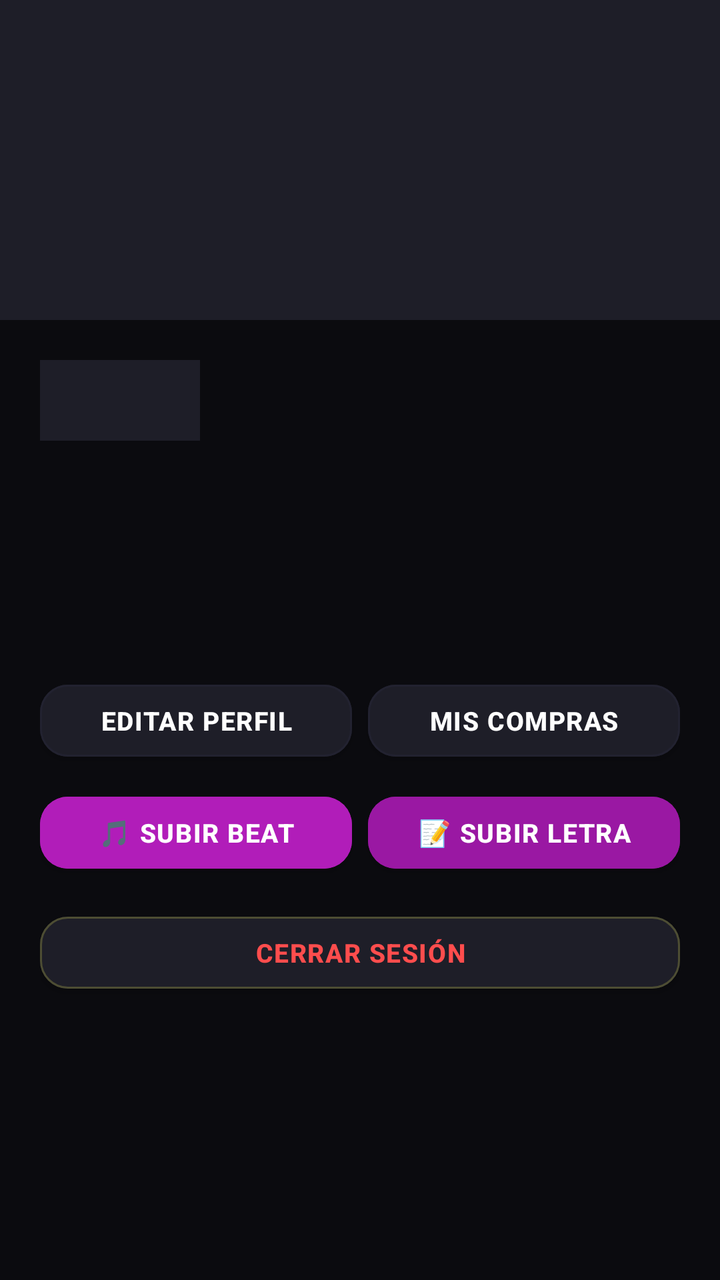
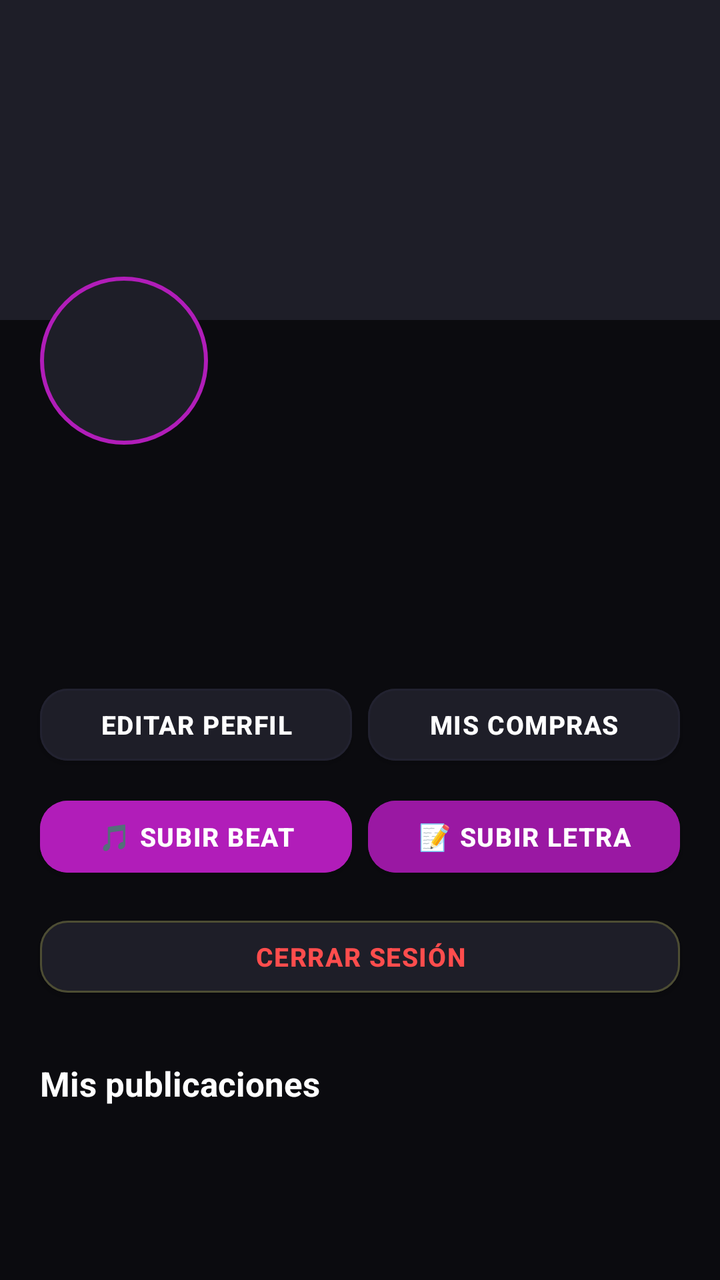

Compare the two renders of this Android layout. The source of the first and the diff that turns it into the second are given below.
<!-- AndroidManifest.xml: application theme Theme.LETMCSound -->
<!-- res/layout/fragment_profile.xml -->
<?xml version="1.0" encoding="utf-8"?>
<ScrollView xmlns:android="http://schemas.android.com/apk/res/android"
    xmlns:app="http://schemas.android.com/apk/res-auto"
    android:layout_width="match_parent"
    android:layout_height="match_parent"
    android:background="@color/bg_main">

    <LinearLayout
        android:layout_width="match_parent"
        android:layout_height="wrap_content"
        android:orientation="vertical">

        
        <ImageView
            android:id="@+id/iv_cover"
            android:layout_width="match_parent"
            android:layout_height="160dp"
            android:scaleType="centerCrop"
            android:background="@color/bg_elevated"/>

        <LinearLayout
            android:layout_width="match_parent"
            android:layout_height="wrap_content"
            android:orientation="vertical"
            android:padding="20dp">

            
            <ImageView
                android:id="@+id/iv_avatar"
                android:layout_width="80dp"
                android:layout_height="80dp"
                android:scaleType="centerCrop"
                android:background="@color/bg_elevated"
                android:layout_marginTop="-40dp"/>

            <TextView
                android:id="@+id/tv_name"
                android:layout_width="wrap_content"
                android:layout_height="wrap_content"
                android:textColor="@color/text_primary"
                android:textSize="22sp"
                android:textStyle="bold"
                android:layout_marginTop="12dp"/>

            <TextView
                android:id="@+id/tv_location"
                android:layout_width="wrap_content"
                android:layout_height="wrap_content"
                android:textColor="@color/text_secondary"
                android:textSize="13sp"
                android:layout_marginTop="4dp"/>

            <TextView
                android:id="@+id/tv_bio"
                android:layout_width="match_parent"
                android:layout_height="wrap_content"
                android:textColor="@color/text_secondary"
                android:textSize="14sp"
                android:layout_marginTop="10dp"
                android:lineSpacingMultiplier="1.4"/>

            
            <LinearLayout
                android:layout_width="match_parent"
                android:layout_height="wrap_content"
                android:orientation="horizontal"
                android:layout_marginTop="24dp">

                <com.google.android.material.button.MaterialButton
                    android:id="@+id/btn_edit_profile"
                    android:layout_width="0dp"
                    android:layout_height="48dp"
                    android:layout_weight="1"
                    android:text="Editar perfil"
                    android:backgroundTint="@color/bg_elevated"
                    android:textColor="@color/text_primary"
                    android:textSize="13sp"
                    app:cornerRadius="14dp"
                    app:strokeColor="@color/border"
                    app:strokeWidth="1dp"
                    android:layout_marginEnd="8dp"/>

                <com.google.android.material.button.MaterialButton
                    android:id="@+id/btn_sales_history"
                    android:layout_width="0dp"
                    android:layout_height="48dp"
                    android:layout_weight="1"
                    android:text="Mis compras"
                    android:backgroundTint="@color/bg_elevated"
                    android:textColor="@color/text_primary"
                    android:textSize="13sp"
                    app:cornerRadius="14dp"
                    app:strokeColor="@color/border"
                    app:strokeWidth="1dp"/>
            </LinearLayout>

            
            <LinearLayout
                android:layout_width="match_parent"
                android:layout_height="wrap_content"
                android:orientation="horizontal"
                android:layout_marginTop="8dp">

                <com.google.android.material.button.MaterialButton
                    android:id="@+id/btn_upload_beat"
                    android:layout_width="0dp"
                    android:layout_height="48dp"
                    android:layout_weight="1"
                    android:text="🎵 Subir beat"
                    android:backgroundTint="@color/accent"
                    android:textColor="@color/white"
                    android:textSize="13sp"
                    app:cornerRadius="14dp"
                    android:layout_marginEnd="8dp"/>

                <com.google.android.material.button.MaterialButton
                    android:id="@+id/btn_upload_lyric"
                    android:layout_width="0dp"
                    android:layout_height="48dp"
                    android:layout_weight="1"
                    android:text="📝 Subir letra"
                    android:backgroundTint="@color/accent_dark"
                    android:textColor="@color/white"
                    android:textSize="13sp"
                    app:cornerRadius="14dp"/>
            </LinearLayout>

            <com.google.android.material.button.MaterialButton
                android:id="@+id/btn_logout"
                android:layout_width="match_parent"
                android:layout_height="48dp"
                android:text="Cerrar Sesión"
                android:backgroundTint="@color/bg_elevated"
                android:textColor="@color/red_error"
                android:textSize="13sp"
                app:cornerRadius="14dp"
                app:strokeColor="#FF4D4D33"
                app:strokeWidth="1dp"
                android:layout_marginTop="12dp"/>
        </LinearLayout>
    </LinearLayout>
</ScrollView>
<!-- resources referenced by this layout -->
<resources>
  <color name="accent">#b11db9</color>
  <color name="accent_dark">#9a18a3</color>
  <color name="bg_elevated">#1e1e28</color>
  <color name="bg_main">#0b0b0f</color>
  <color name="border">#222230</color>
  <color name="red_error">#ff4d4d</color>
  <color name="text_primary">#ffffff</color>
  <color name="text_secondary">#888888</color>
  <color name="white">#ffffff</color>
  <style name="Theme.LETMCSound" parent="Theme.MaterialComponents.DayNight.NoActionBar">
          <item name="colorPrimary">@color/accent</item>
          <item name="colorPrimaryVariant">@color/accent_dark</item>
          <item name="colorOnPrimary">@color/white</item>
          <item name="colorSurface">@color/bg_card</item>
          <item name="colorOnSurface">@color/text_primary</item>
          <item name="android:colorBackground">@color/bg_main</item>
          <item name="colorOnBackground">@color/text_primary</item>
          <item name="android:windowBackground">@color/bg_main</item>
          <item name="android:statusBarColor">@color/bg_main</item>
          <item name="android:navigationBarColor">@color/bg_card</item>
          <item name="android:textColorPrimary">@color/text_primary</item>
          <item name="android:textColorSecondary">@color/text_secondary</item>
          <item name="android:textColorHint">@color/text_hint</item>
          
          <item name="boxStrokeColor">@color/accent</item>
          <item name="hintTextColor">@color/text_secondary</item>
          
          <item name="materialButtonStyle">@style/Widget.LETMC.Button</item>
      </style>
  <color name="bg_card">#111116</color>
  <color name="text_hint">#555566</color>
  <style name="Widget.LETMC.Button" parent="Widget.MaterialComponents.Button">
          <item name="backgroundTint">@color/accent</item>
          <item name="android:textColor">@color/white</item>
          <item name="cornerRadius">14dp</item>
          <item name="android:textStyle">bold</item>
          <item name="android:letterSpacing">0.04</item>
      </style>
</resources>

<!-- the commit's change to res/layout/fragment_profile.xml (unified diff, before → after) -->
@@ -8,7 +8,9 @@
     <LinearLayout
         android:layout_width="match_parent"
         android:layout_height="wrap_content"
-        android:orientation="vertical">
+        android:orientation="vertical"
+        android:clipChildren="false"
+        android:clipToPadding="false">
 
         
         <ImageView
@@ -22,16 +24,18 @@
             android:layout_width="match_parent"
             android:layout_height="wrap_content"
             android:orientation="vertical"
-            android:padding="20dp">
+            android:padding="20dp"
+            android:clipChildren="false"
+            android:clipToPadding="false">
 
             
             <ImageView
                 android:id="@+id/iv_avatar"
-                android:layout_width="80dp"
-                android:layout_height="80dp"
+                android:layout_width="84dp"
+                android:layout_height="84dp"
                 android:scaleType="centerCrop"
-                android:background="@color/bg_elevated"
-                android:layout_marginTop="-40dp"/>
+                android:background="@drawable/bg_avatar_circle"
+                android:layout_marginTop="-42dp"/>
 
             <TextView
                 android:id="@+id/tv_name"
@@ -137,6 +141,78 @@
                 app:strokeColor="#FF4D4D33"
                 app:strokeWidth="1dp"
                 android:layout_marginTop="12dp"/>
+
+            
+            <TextView
+                android:layout_width="wrap_content"
+                android:layout_height="wrap_content"
+                android:text="Mis publicaciones"
+                android:textColor="@color/text_primary"
+                android:textSize="17sp"
+                android:textStyle="bold"
+                android:layout_marginTop="28dp"
+                android:layout_marginBottom="4dp"/>
+
+            <ProgressBar
+                android:id="@+id/progress_content"
+                android:layout_width="wrap_content"
+                android:layout_height="wrap_content"
+                android:layout_gravity="center_horizontal"
+                android:indeterminateTint="@color/accent"
+                android:visibility="gone"
+                android:layout_marginTop="8dp"/>
+
+            <TextView
+                android:id="@+id/tv_no_content"
+                android:layout_width="wrap_content"
+                android:layout_height="wrap_content"
+                android:text="Aún no has subido contenido"
+                android:textColor="@color/text_secondary"
+                android:textSize="13sp"
+                android:visibility="gone"
+                android:layout_marginTop="12dp"/>
+
+            
+            <TextView
+                android:id="@+id/tv_beats_label"
+                android:layout_width="wrap_content"
+                android:layout_height="wrap_content"
+                android:text="🎵 Beats"
+                android:textColor="@color/text_secondary"
+                android:textSize="13sp"
+                android:textStyle="bold"
+                android:layout_marginTop="12dp"
+                android:visibility="gone"/>
+
+            <androidx.recyclerview.widget.RecyclerView
+                android:id="@+id/rv_my_beats"
+                android:layout_width="match_parent"
+                android:layout_height="wrap_content"
+                android:nestedScrollingEnabled="false"
+                android:visibility="gone"
+                android:layout_marginTop="6dp"/>
+
+            
+            <TextView
+                android:id="@+id/tv_lyrics_label"
+                android:layout_width="wrap_content"
+                android:layout_height="wrap_content"
+                android:text="📝 Letras"
+                android:textColor="@color/text_secondary"
+                android:textSize="13sp"
+                android:textStyle="bold"
+                android:layout_marginTop="16dp"
+                android:visibility="gone"/>
+
+            <androidx.recyclerview.widget.RecyclerView
+                android:id="@+id/rv_my_lyrics"
+                android:layout_width="match_parent"
+                android:layout_height="wrap_content"
+                android:nestedScrollingEnabled="false"
+                android:visibility="gone"
+                android:layout_marginTop="6dp"
+                android:layout_marginBottom="32dp"/>
+
         </LinearLayout>
     </LinearLayout>
 </ScrollView>
<!-- resource entries referenced after the edit -->
@@ -9,6 +9,13 @@
   <color name="text_primary">#ffffff</color>
   <color name="text_secondary">#888888</color>
   <color name="white">#ffffff</color>
+  <!-- drawable bg_avatar_circle (drawable) -->
+  <?xml version="1.0" encoding="utf-8"?>
+  <shape xmlns:android="http://schemas.android.com/apk/res/android"
+      android:shape="oval">
+      <solid android:color="@color/bg_elevated"/>
+      <stroke android:width="2dp" android:color="@color/accent"/>
+  </shape>
   <style name="Theme.LETMCSound" parent="Theme.MaterialComponents.DayNight.NoActionBar">
           <item name="colorPrimary">@color/accent</item>
           <item name="colorPrimaryVariant">@color/accent_dark</item>
